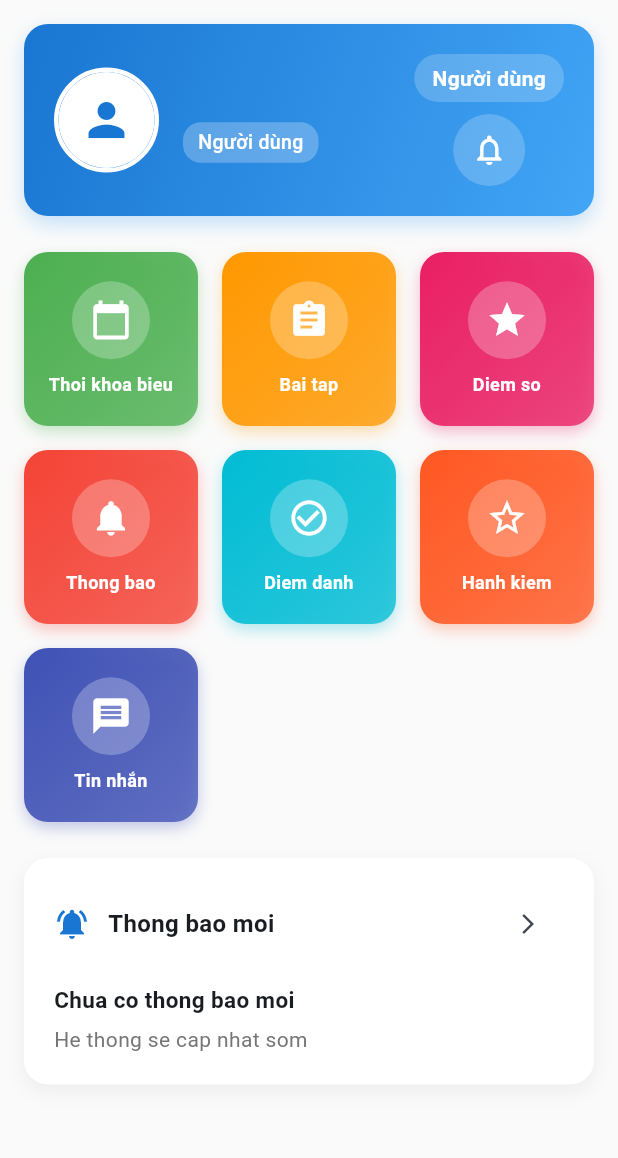
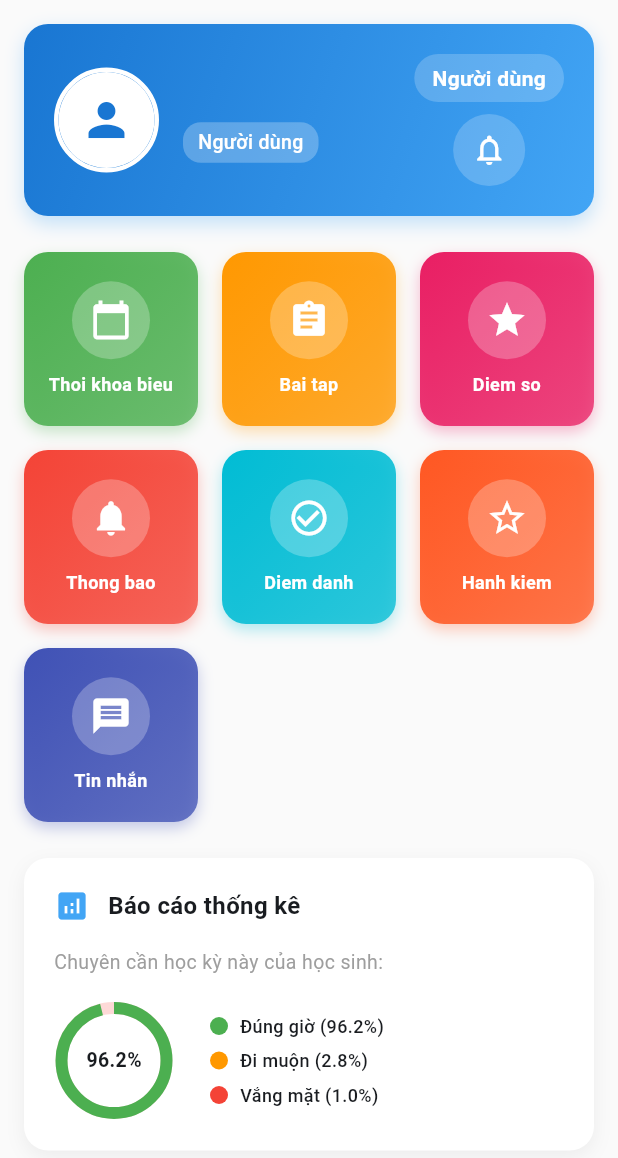
Before and after one commit to longdvhe170204/contact_book, a Flutter app: the HomeScreen screen opened directly, on a phone screen of 412 x 824 dp. Shown: the top 1158 px of the screen. Run offline on Flutter 3.47's test engine with Material 3 defaults, Android fonts, the phone set to English and light mode, and no system bars; our stand-ins replace file_picker, shared_preferences; missing offline and left inert: stomp_dart_client; accounts and stored records are empty; network calls fail.

Commit message:
dashboard chart

```diff
--- a/prm/lib/screen/home_screen.dart
+++ b/prm/lib/screen/home_screen.dart
@@ -25,6 +25,7 @@ class HomeScreen extends StatefulWidget {
 class _HomeScreenState extends State<HomeScreen> {
   User? _currentUser;
   NotificationModel? _latestNotification;
+  List<String> _teacherClasses = [];
   bool _isLoading = true;
 
   @override
@@ -37,12 +38,17 @@ class _HomeScreenState extends State<HomeScreen> {
     try {
       final user = await StorageService.getCurrentUser();
       final notifications = await ApiService.getNotifications();
+      List<String> teacherClasses = [];
+      if (user != null && user.isTeacher) {
+        teacherClasses = await ApiService.getTeacherClasses(user.id);
+      }
       if (!mounted) {
         return;
       }
       setState(() {
         _currentUser = user;
         _latestNotification = notifications.isNotEmpty ? notifications.first : null;
+        _teacherClasses = teacherClasses;
         _isLoading = false;
       });
     } catch (_) {
@@ -89,11 +95,163 @@ class _HomeScreenState extends State<HomeScreen> {
                 children: _buildFeatures(context, user),
               ),
               const SizedBox(height: 24),
+              _buildReportSection(context, user),
+              const SizedBox(height: 24),
               _buildNotificationCard(context, user),
             ],
           ),
         ),
       ),
+    );
+  }
+
+  Widget _buildReportSection(BuildContext context, User user) {
+    return Container(
+      padding: const EdgeInsets.all(20),
+      decoration: BoxDecoration(
+        color: Colors.white,
+        borderRadius: BorderRadius.circular(16),
+        boxShadow: [
+          BoxShadow(
+            color: Colors.grey.withOpacity(0.15),
+            blurRadius: 10,
+            offset: const Offset(0, 4),
+          ),
+        ],
+      ),
+      child: Column(
+        crossAxisAlignment: CrossAxisAlignment.start,
+        children: [
+          Row(
+            children: [
+              Icon(
+                Icons.analytics,
+                color: user.isTeacher ? const Color(0xFF1976D2) : const Color(0xFF42A5F5),
+              ),
+              const SizedBox(width: 12),
+              const Text(
+                'Báo cáo thống kê',
+                style: TextStyle(fontSize: 16, fontWeight: FontWeight.bold),
+              ),
+            ],
+          ),
+          const SizedBox(height: 16),
+          if (user.isTeacher) ...[
+            const Text(
+              'Tỷ lệ đi học chuyên cần theo lớp:',
+              style: TextStyle(fontSize: 13, color: Colors.grey),
+            ),
+            const SizedBox(height: 12),
+            if (_teacherClasses.isEmpty)
+              const Padding(
+                padding: EdgeInsets.symmetric(vertical: 8),
+                child: Text('Chưa có thông tin lớp học được phân công', style: TextStyle(fontStyle: FontStyle.italic, color: Colors.grey, fontSize: 13)),
+              )
+            else
+              ...List.generate(_teacherClasses.length, (index) {
+                final className = _teacherClasses[index];
+                final rate = index == 0 ? 0.962 : 0.95;
+                final color = index == 0 ? const Color(0xFF4CAF50) : const Color(0xFF2196F3);
+                return Padding(
+                  padding: EdgeInsets.only(bottom: index == _teacherClasses.length - 1 ? 0 : 10),
+                  child: _buildClassBar('Lớp $className', rate, color),
+                );
+              }),
+          ] else ...[
+            const Text(
+              'Chuyên cần học kỳ này của học sinh:',
+              style: TextStyle(fontSize: 13, color: Colors.grey),
+            ),
+            const SizedBox(height: 16),
+            Row(
+              children: [
+                _buildDonutChart(0.962),
+                const SizedBox(width: 24),
+                Expanded(
+                  child: Column(
+                    crossAxisAlignment: CrossAxisAlignment.start,
+                    children: [
+                      _buildLegendItem('Đúng giờ (96.2%)', const Color(0xFF4CAF50)),
+                      const SizedBox(height: 6),
+                      _buildLegendItem('Đi muộn (2.8%)', const Color(0xFFFF9800)),
+                      const SizedBox(height: 6),
+                      _buildLegendItem('Vắng mặt (1.0%)', const Color(0xFFF44336)),
+                    ],
+                  ),
+                )
+              ],
+            )
+          ]
+        ],
+      ),
+    );
+  }
+
+  Widget _buildClassBar(String className, double rate, Color color) {
+    return Column(
+      crossAxisAlignment: CrossAxisAlignment.start,
+      children: [
+        Row(
+          mainAxisAlignment: MainAxisAlignment.spaceBetween,
+          children: [
+            Text(className, style: const TextStyle(fontWeight: FontWeight.w600, fontSize: 13)),
+            Text('${(rate * 100).toStringAsFixed(1)}%', style: TextStyle(fontWeight: FontWeight.bold, color: color, fontSize: 13)),
+          ],
+        ),
+        const SizedBox(height: 6),
+        ClipRRect(
+          borderRadius: BorderRadius.circular(4),
+          child: LinearProgressIndicator(
+            value: rate,
+            backgroundColor: Colors.grey[100],
+            valueColor: AlwaysStoppedAnimation<Color>(color),
+            minHeight: 8,
+          ),
+        ),
+      ],
+    );
+  }
+
+  Widget _buildDonutChart(double rate) {
+    return SizedBox(
+      width: 80,
+      height: 80,
+      child: Stack(
+        alignment: Alignment.center,
+        children: [
+          SizedBox(
+            width: 70,
+            height: 70,
+            child: CircularProgressIndicator(
+              value: rate,
+              backgroundColor: const Color(0xFFF44336).withOpacity(0.2),
+              valueColor: const AlwaysStoppedAnimation<Color>(Color(0xFF4CAF50)),
+              strokeWidth: 8,
+            ),
+          ),
+          Text(
+            '${(rate * 100).toStringAsFixed(1)}%',
+            style: const TextStyle(fontWeight: FontWeight.bold, fontSize: 13),
+          )
+        ],
+      ),
+    );
+  }
+
+  Widget _buildLegendItem(String label, Color color) {
+    return Row(
+      children: [
+        Container(
+          width: 12,
+          height: 12,
+          decoration: BoxDecoration(
+            color: color,
+            shape: BoxShape.circle,
+          ),
+        ),
+        const SizedBox(width: 8),
+        Text(label, style: const TextStyle(fontSize: 12, fontWeight: FontWeight.w500)),
+      ],
     );
   }
 
```
